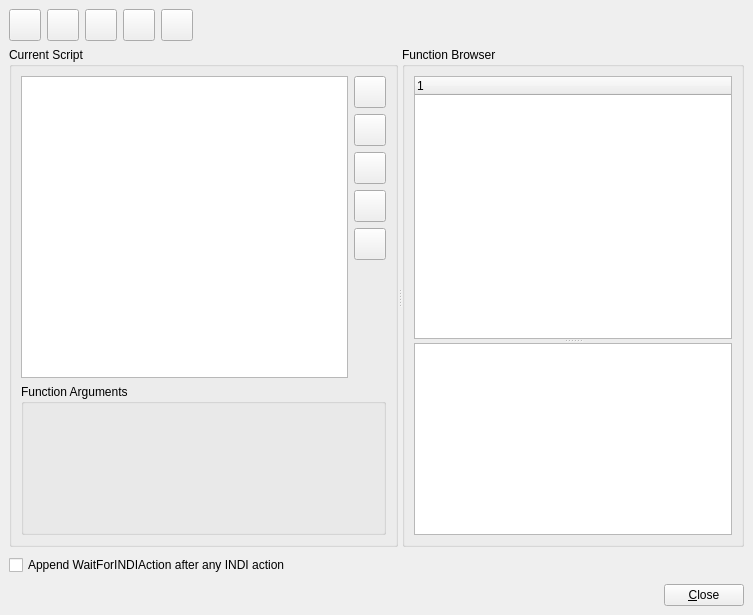
This is kstars/tools/scriptbuilderui.ui in KDE/kstars as Qt 5 draws it before an edit. The edited form follows.
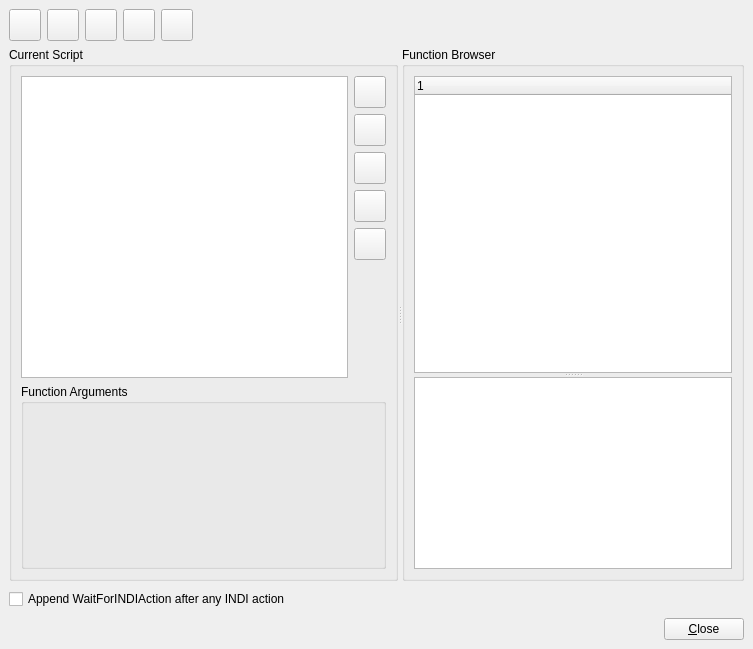
This is the edited form.

Diff of the .ui file:
```diff
--- a/kstars/tools/scriptbuilderui.ui
+++ b/kstars/tools/scriptbuilderui.ui
@@ -9,7 +9,7 @@
     <x>0</x>
     <y>0</y>
     <width>753</width>
-    <height>615</height>
+    <height>649</height>
    </rect>
   </property>
   <property name="windowTitle" >
```
